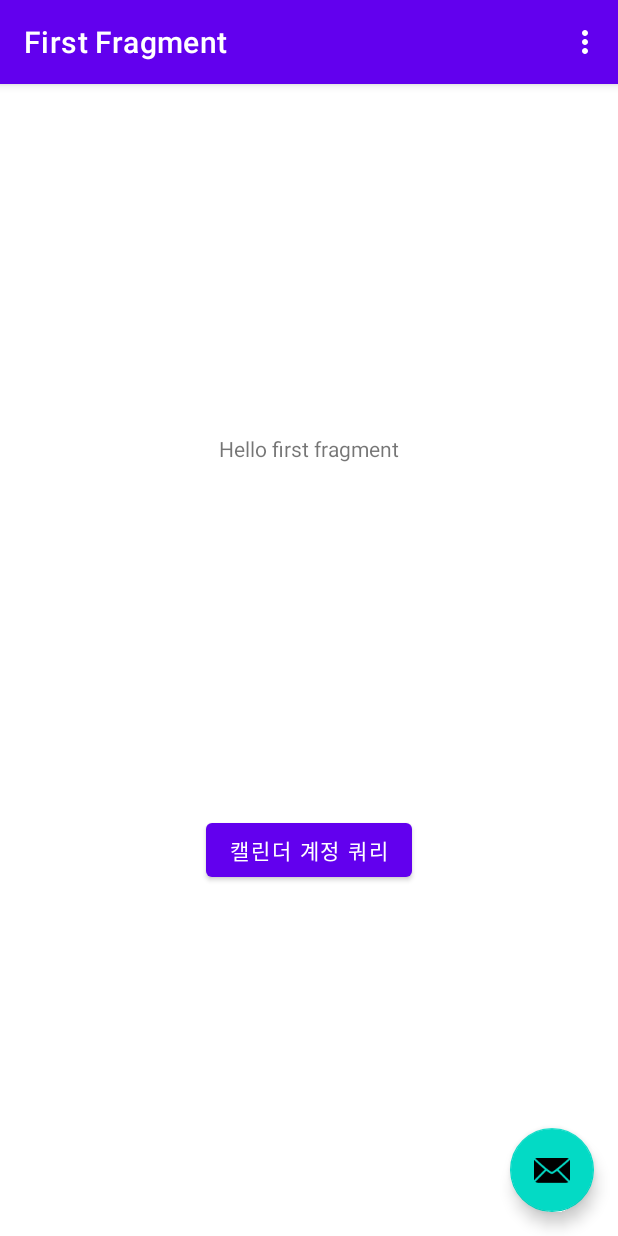
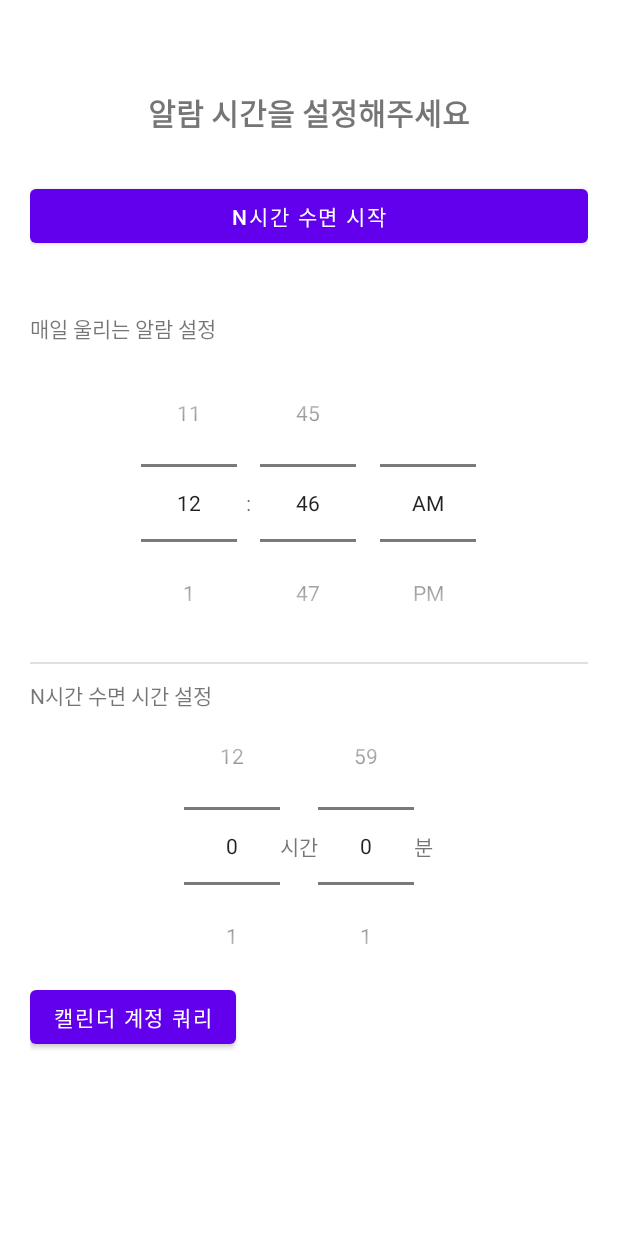
Before and after one commit to zelo0/ReminderAlarm, an Android app: the screen it shows after launch (MainActivity), on a phone screen of 412 x 824 dp. Run offline under Robolectric (Android 15) with nearby library versions, the phone set to English and light mode, and no system bars; our stand-ins replace navigation-ui.

Commit message:
화면 구성

```diff
--- a/app/src/main/java/com/example/reminderalarm/FirstFragment.java
+++ b/app/src/main/java/com/example/reminderalarm/FirstFragment.java
@@ -4,6 +4,7 @@ import android.os.Bundle;
 import android.view.LayoutInflater;
 import android.view.View;
 import android.view.ViewGroup;
+import android.widget.NumberPicker;
 
 import androidx.annotation.NonNull;
 import androidx.fragment.app.Fragment;
@@ -25,19 +26,12 @@ public class FirstFragment extends Fragment {
 
         binding = FragmentFirstBinding.inflate(inflater, container, false);
 
-        MainActivity mainActivity = (MainActivity) getActivity();
-        // 첫 화면 진입 시 캘린더 가지는 계정 찾기
-        List<CalendarCoreInfo> calendarCoreInfoList = mainActivity.calendarQuery();
-
-        // 캘린더 가져온 후에 이벤트 가져오기
-        mainActivity.eventQuery(calendarCoreInfoList);
-
         return binding.getRoot();
-
     }
 
     public void onViewCreated(@NonNull View view, Bundle savedInstanceState) {
         super.onViewCreated(view, savedInstanceState);
+
 
         binding.buttonFirst.setOnClickListener(new View.OnClickListener() {
             @Override
@@ -49,6 +43,25 @@ public class FirstFragment extends Fragment {
 
             }
         });
+
+        /* N시간 수면 numberPicker 시간, 분 범위 설정 */
+        NumberPicker nSleepHourPicker = view.findViewById(R.id.nSleepHourPicker);
+        nSleepHourPicker.setMinValue(0);
+        nSleepHourPicker.setMaxValue(12);
+
+        NumberPicker nSleepMinPicker = view.findViewById(R.id.nSleepMinPicker);
+        nSleepMinPicker.setMinValue(0);
+        nSleepMinPicker.setMaxValue(59);
+
+
+
+
+        /* 이벤트 찾기 세트 */
+        // 첫 화면 진입 시 캘린더 가지는 계정 찾기
+        MainActivity mainActivity = (MainActivity) getActivity();
+        List<CalendarCoreInfo> calendarCoreInfoList = mainActivity.calendarQuery();
+        // 캘린더 가져온 후에 이벤트 가져오기
+        mainActivity.eventQuery(calendarCoreInfoList);
     }
 
     @Override
--- a/app/src/main/java/com/example/reminderalarm/MainActivity.java
+++ b/app/src/main/java/com/example/reminderalarm/MainActivity.java
@@ -97,19 +97,19 @@ public class MainActivity extends AppCompatActivity {
         binding = ActivityMainBinding.inflate(getLayoutInflater());
         setContentView(binding.getRoot());
 
-        setSupportActionBar(binding.toolbar);
+//        setSupportActionBar(binding.toolbar);
 
         NavController navController = Navigation.findNavController(this, R.id.nav_host_fragment_content_main);
         appBarConfiguration = new AppBarConfiguration.Builder(navController.getGraph()).build();
-        NavigationUI.setupActionBarWithNavController(this, navController, appBarConfiguration);
+//        NavigationUI.setupActionBarWithNavController(this, navController, appBarConfiguration);
 
-        binding.fab.setOnClickListener(new View.OnClickListener() {
-            @Override
-            public void onClick(View view) {
-                Snackbar.make(view, "Replace with your own action", Snackbar.LENGTH_LONG)
-                        .setAction("Action", null).show();
-            }
-        });
+//        binding.fab.setOnClickListener(new View.OnClickListener() {
+//            @Override
+//            public void onClick(View view) {
+//                Snackbar.make(view, "Replace with your own action", Snackbar.LENGTH_LONG)
+//                        .setAction("Action", null).show();
+//            }
+//        });
 
 
         // 런타임 권한 요청
--- a/app/src/main/res/layout/activity_main.xml
+++ b/app/src/main/res/layout/activity_main.xml
@@ -4,31 +4,34 @@
     xmlns:tools="http://schemas.android.com/tools"
     android:layout_width="match_parent"
     android:layout_height="match_parent"
-    tools:context=".MainActivity">
+    android:paddingVertical="30dp"
+    android:paddingHorizontal="20dp"
+    tools:context=".MainActivity"
+    >
 
-    <com.google.android.material.appbar.AppBarLayout
-        android:layout_width="match_parent"
-        android:layout_height="wrap_content"
-        android:theme="@style/Theme.ReminderAlarm.AppBarOverlay">
+<!--    <com.google.android.material.appbar.AppBarLayout-->
+<!--        android:layout_width="match_parent"-->
+<!--        android:layout_height="wrap_content"-->
+<!--        android:theme="@style/Theme.ReminderAlarm.AppBarOverlay">-->
 
-        <androidx.appcompat.widget.Toolbar
-            android:id="@+id/toolbar"
-            android:layout_width="match_parent"
-            android:layout_height="?attr/actionBarSize"
-            android:background="?attr/colorPrimary"
-            app:popupTheme="@style/Theme.ReminderAlarm.PopupOverlay" />
+<!--        <androidx.appcompat.widget.Toolbar-->
+<!--            android:id="@+id/toolbar"-->
+<!--            android:layout_width="match_parent"-->
+<!--            android:layout_height="?attr/actionBarSize"-->
+<!--            android:background="?attr/colorPrimary"-->
+<!--            app:popupTheme="@style/Theme.ReminderAlarm.PopupOverlay" />-->
 
-    </com.google.android.material.appbar.AppBarLayout>
+<!--    </com.google.android.material.appbar.AppBarLayout>-->
 
     <include layout="@layout/content_main" />
 
-    <com.google.android.material.floatingactionbutton.FloatingActionButton
-        android:id="@+id/fab"
-        android:layout_width="wrap_content"
-        android:layout_height="wrap_content"
-        android:layout_gravity="bottom|end"
-        android:layout_marginEnd="@dimen/fab_margin"
-        android:layout_marginBottom="16dp"
-        app:srcCompat="@android:drawable/ic_dialog_email" />
+<!--    <com.google.android.material.floatingactionbutton.FloatingActionButton-->
+<!--        android:id="@+id/fab"-->
+<!--        android:layout_width="wrap_content"-->
+<!--        android:layout_height="wrap_content"-->
+<!--        android:layout_gravity="bottom|end"-->
+<!--        android:layout_marginEnd="@dimen/fab_margin"-->
+<!--        android:layout_marginBottom="16dp"-->
+<!--        app:srcCompat="@android:drawable/ic_dialog_email" />-->
 
 </androidx.coordinatorlayout.widget.CoordinatorLayout>
--- a/app/src/main/res/layout/fragment_first.xml
+++ b/app/src/main/res/layout/fragment_first.xml
@@ -6,23 +6,136 @@
     android:layout_height="match_parent"
     tools:context=".FirstFragment">
 
+    <LinearLayout
+        android:layout_width="match_parent"
+        android:layout_height="match_parent"
+        android:orientation="vertical">
+
+        <ScrollView
+            android:layout_width="match_parent"
+            android:layout_height="match_parent"
+            android:scrollbars="none">
+
+            <LinearLayout
+                android:layout_width="match_parent"
+                android:layout_height="wrap_content"
+                android:orientation="vertical">
+
+                <!-- 가까운 알람 시간 안내 텍스트 -->
                 <TextView
-        android:id="@+id/textview_first"
+                    android:id="@+id/alarmInfoText"
+                    android:layout_width="match_parent"
+                    android:layout_height="wrap_content"
+                    android:gravity="center"
+                    android:text="알람 시간을 설정해주세요"
+                    android:textAlignment="gravity"
+                    android:textSize="20dp"
+                    android:textStyle="bold"
+                    android:layout_marginTop="30dp"/>
+
+                <!-- 다음 알람은 N시간 수면 적용하는 버튼 -->
+                <Button
+                    android:id="@+id/sleepBtn"
+                    android:layout_width="match_parent"
+                    android:layout_height="wrap_content"
+                    android:text="N시간 수면 시작"
+                    android:layout_marginVertical="30dp"/>
+
+
+                <!-- 알람 설정 -->
+                <LinearLayout
+                    android:layout_width="match_parent"
+                    android:layout_height="match_parent"
+                    android:orientation="vertical"
+                    android:divider="?android:dividerHorizontal"
+                    android:showDividers="middle">
+
+                    <!-- 매일 울리는 알람 설정 -->
+                    <LinearLayout
+                        android:layout_width="match_parent"
+                        android:layout_height="match_parent"
+                        android:orientation="vertical">
+
+                        <TextView
+                            android:id="@+id/dailyAlarmLabel"
+                            android:layout_width="match_parent"
+                            android:layout_height="wrap_content"
+                            android:text="매일 울리는 알람 설정"
+                            android:layout_marginTop="10dp"/>
+
+                        <TimePicker
+                            android:id="@+id/dailyAlarmTimePicker"
+                            android:layout_width="match_parent"
+                            android:layout_height="wrap_content"
+                            android:timePickerMode="spinner" />
+
+                    </LinearLayout>
+
+
+                    <!-- N시간 수면 알람 설정 -->
+                    <LinearLayout
+                        android:layout_width="match_parent"
+                        android:layout_height="match_parent"
+                        android:orientation="vertical">
+
+                        <TextView
+                            android:id="@+id/timeSleepLabel"
+                            android:layout_width="match_parent"
+                            android:layout_height="wrap_content"
+                            android:text="N시간 수면 시간 설정"
+                            android:layout_marginTop="10dp"/>
+
+                        <LinearLayout
+                            android:id="@+id/timeSleepBlock"
+                            android:layout_width="wrap_content"
+                            android:layout_height="match_parent"
+                            android:layout_gravity="center"
+                            android:orientation="horizontal">
+
+                            <!-- 시간 -->
+                            <NumberPicker
+                                android:id="@+id/nSleepHourPicker"
+                                android:layout_width="wrap_content"
+                                android:layout_height="wrap_content" />
+
+                            <TextView
+                                android:id="@+id/hourLabel"
                                 android:layout_width="wrap_content"
                                 android:layout_height="wrap_content"
-        android:text="@string/hello_first_fragment"
-        app:layout_constraintBottom_toTopOf="@id/button_first"
-        app:layout_constraintEnd_toEndOf="parent"
-        app:layout_constraintStart_toStartOf="parent"
-        app:layout_constraintTop_toTopOf="parent" />
+                                android:layout_gravity="center"
+                                android:layout_weight="1"
+                                android:text="시간" />
+
+                            <!-- 분 -->
+                            <NumberPicker
+                                android:id="@+id/nSleepMinPicker"
+                                android:layout_width="wrap_content"
+                                android:layout_height="wrap_content" />
+
+                            <TextView
+                                android:id="@+id/minLabel"
+                                android:layout_width="wrap_content"
+                                android:layout_height="wrap_content"
+                                android:layout_gravity="center"
+                                android:layout_weight="1"
+                                android:text="분" />
+
+                        </LinearLayout>
+                    </LinearLayout>
+
+                </LinearLayout>
+
+
+                <!-- N시간 수면 설정 -->
 
                 <Button
                     android:id="@+id/button_first"
                     android:layout_width="wrap_content"
                     android:layout_height="wrap_content"
-        android:text="캘린더 계정 쿼리"
-        app:layout_constraintBottom_toBottomOf="parent"
-        app:layout_constraintEnd_toEndOf="parent"
-        app:layout_constraintStart_toStartOf="parent"
-        app:layout_constraintTop_toBottomOf="@id/textview_first" />
+                    android:text="캘린더 계정 쿼리" />
+            </LinearLayout>
+        </ScrollView>
+
+    </LinearLayout>
+
 </androidx.constraintlayout.widget.ConstraintLayout>
```
Lines whose indentation alone changed are shown as unchanged.
